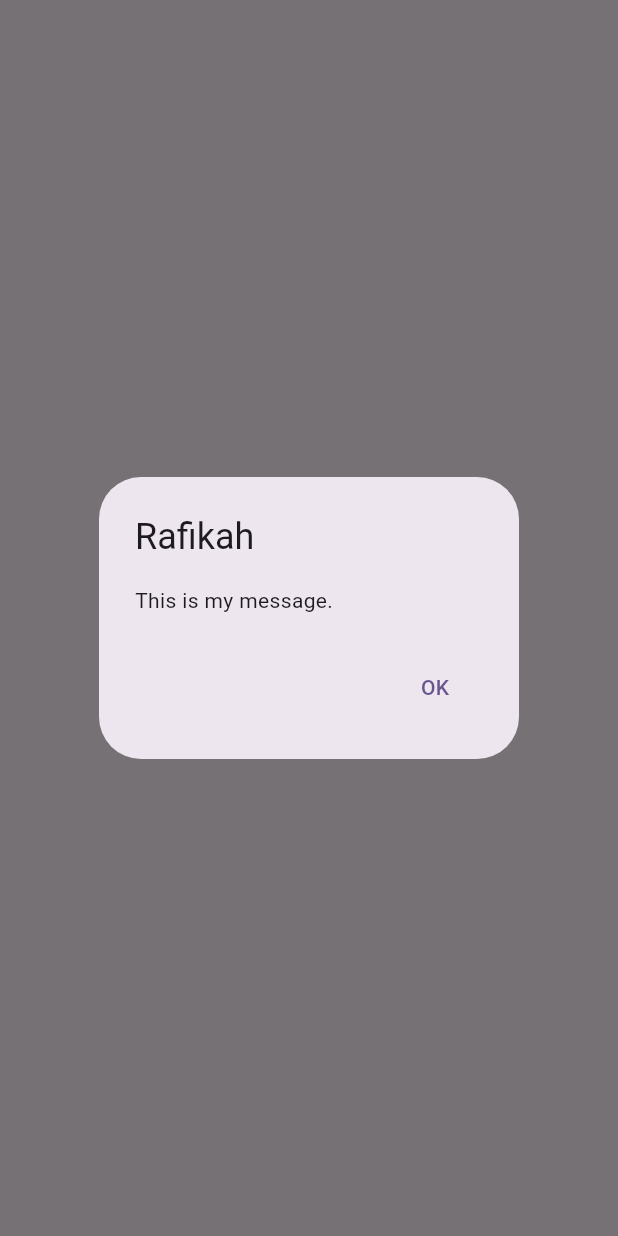
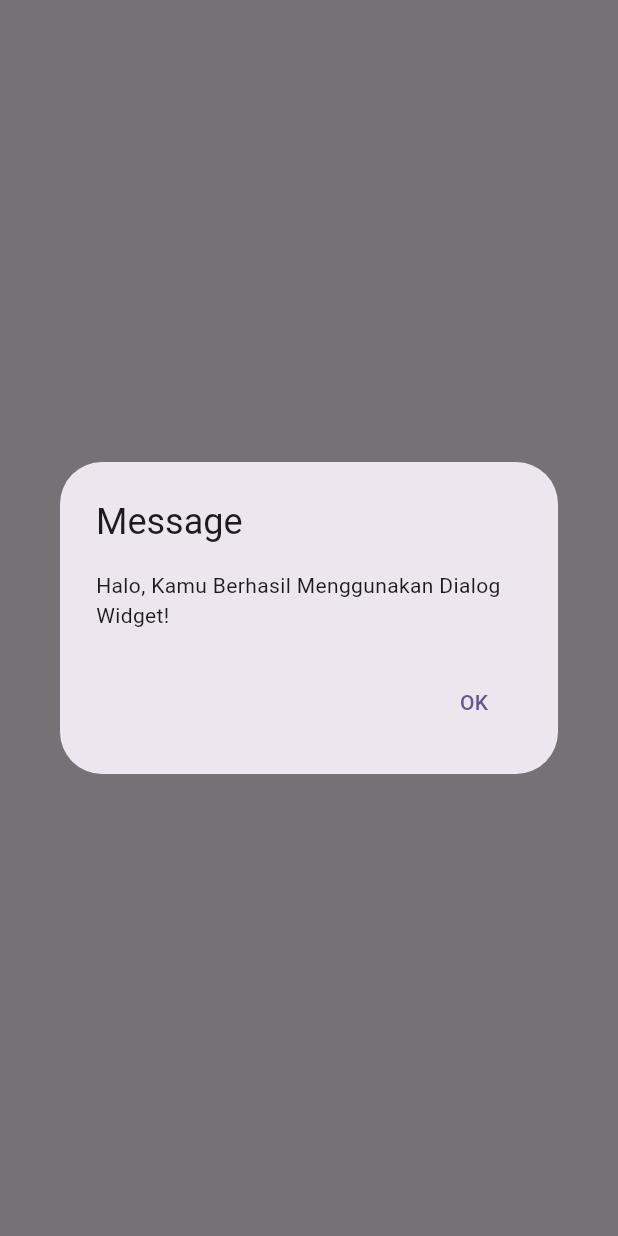
Before and after one commit to r4fikah/Flutter-Fundamental-Latihan1, a Flutter app: what showAlertDialog() shows on an empty page, opened directly, on a phone screen of 412 x 824 dp. Run offline on Flutter 3.47's test engine with Material 3 defaults, Android fonts, the phone set to English and light mode, and no system bars.

```diff
--- a/lib/basic_widgets/dialog_widget.dart
+++ b/lib/basic_widgets/dialog_widget.dart
@@ -11,8 +11,8 @@ void showAlertDialog(BuildContext context) {
 
   // set up the AlertDialog
   AlertDialog alert = AlertDialog(
-    title: const Text("Rafikah"),
-    content: const Text("This is my message."),
+    title: const Text("Message"),
+    content: const Text("Halo, Kamu Berhasil Menggunakan Dialog Widget!"),
     actions: [
       okButton,
     ],
```
Also changed, not shown: lib/basic_widgets/text_field.dart (added, +22 -0 lines), lib/main.dart (+11 -3 lines), 2 other files.
